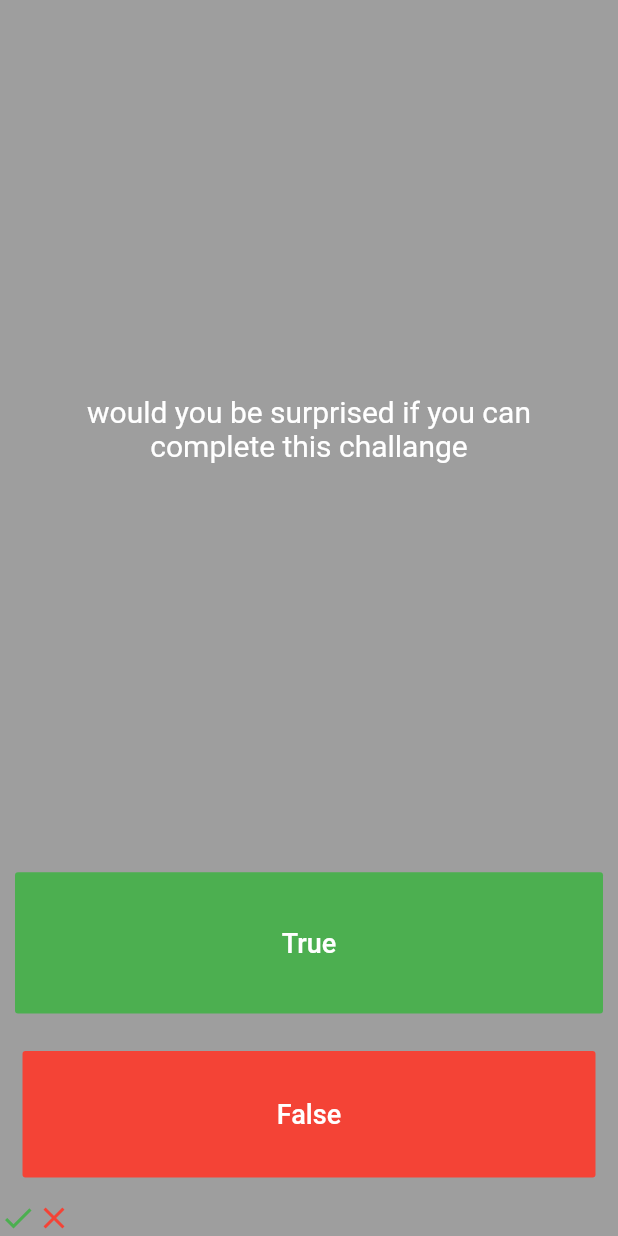
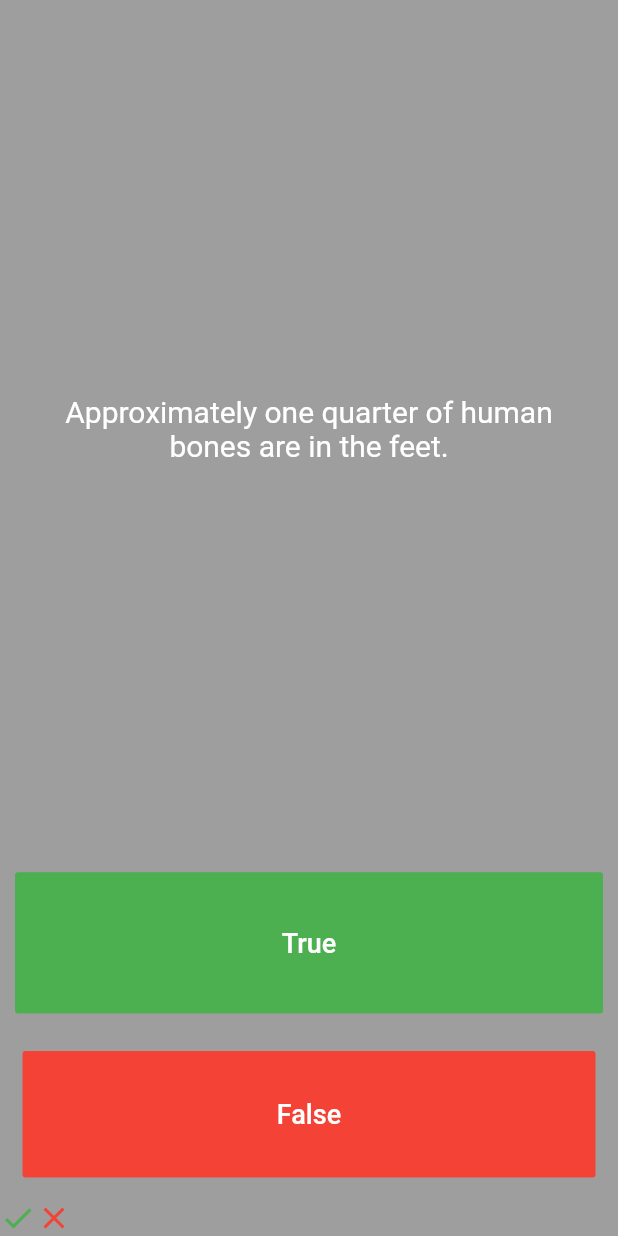
Before and after one commit to mattisha/QuizApp, a Flutter app: the screen it shows after launch, after a tap on "True", after a tap on "False", on a phone screen of 412 x 824 dp. Run offline on Flutter 3.47's test engine with Material 2 defaults, Android fonts, the phone set to English and light mode, and no system bars.

Commit message:
abstraction the  question file

```diff
--- a/lib/main.dart
+++ b/lib/main.dart
@@ -1,5 +1,7 @@
 import 'package:flutter/material.dart';
-//import 'questions.dart';
+import 'quiz_brain.dart';
+
+QuizBrain quizBrain = QuizBrain();
 
 void main() => runApp(MaterialApp(
       home: Quizzler(),
@@ -12,12 +14,7 @@ class Quizzler extends StatefulWidget {
 
 class _QuizzlerState extends State<Quizzler> {
   List<Icon> scoreKeeper = [];
-  List question = [
-    'you can walk cow down stairs not upstairs',
-    'the blood slug is green',
-    'would you be surprised if you can complete this challange'
-  ];
-  List<bool> answers = [true, false, true];
+
   int questionNumber = 0;
 
   @override
@@ -35,7 +32,7 @@ class _QuizzlerState extends State<Quizzler> {
                 padding: const EdgeInsets.all(15.0),
                 child: Center(
                   child: Text(
-                    question[questionNumber],
+                    quizBrain.questionBank[questionNumber].question,
                     style: TextStyle(fontSize: 20, color: Colors.white),
                     textAlign: TextAlign.center,
                   ),
@@ -52,7 +49,8 @@ class _QuizzlerState extends State<Quizzler> {
                     style: TextStyle(fontSize: 18, color: Colors.white),
                   ),
                   onPressed: () {
-                    bool correct = answers[questionNumber];
+                    bool correct =
+                        quizBrain.questionBank[questionNumber].answer;
                     if (correct == true) {
                       print('correct');
                     } else {
@@ -77,7 +75,8 @@ class _QuizzlerState extends State<Quizzler> {
                     style: TextStyle(fontSize: 18, color: Colors.white),
                   ),
                   onPressed: () {
-                    bool correct = answers[questionNumber];
+                    bool correct =
+                        quizBrain.questionBank[questionNumber].answer;
                     if (correct == false) {
                       print('correct');
                     } else {
--- /dev/null
+++ b/lib/question.dart
@@ -0,0 +1,6 @@
+class Question {
+  String question;
+  bool answer;
+
+  Question(this.question, this.answer);
+}
--- /dev/null
+++ b/lib/quiz_brain.dart
@@ -0,0 +1,31 @@
+import 'question.dart';
+
+class QuizBrain {
+  List<Question> questionBank = [
+    Question('Some cats are actually allergic to humans', true),
+    Question('You can lead a cow down stairs but not up stairs.', false),
+    Question('Approximately one quarter of human bones are in the feet.', true),
+    Question('A slug\'s blood is green.', true),
+    Question('Buzz Aldrin\'s mother\'s maiden name was \"Moon\".', true),
+    Question('It is illegal to pee in the Ocean in Portugal.', true),
+    Question(
+        'No piece of square dry paper can be folded in half more than 7 times.',
+        false),
+    Question(
+        'In London, UK, if you happen to die in the House of Parliament, you are technically entitled to a state funeral, because the building is considered too sacred a place.',
+        true),
+    Question(
+        'The loudest sound produced by any animal is 188 decibels. That animal is the African Elephant.',
+        false),
+    Question(
+        'The total surface area of two human lungs is approximately 70 square metres.',
+        true),
+    Question('Google was originally called \"Backrub\".', true),
+    Question(
+        'Chocolate affects a dog\'s heart and nervous system; a few ounces are enough to kill a small dog.',
+        true),
+    Question(
+        'In West Virginia, USA, if you accidentally hit an animal with your car, you are free to take it home to eat.',
+        true),
+  ];
+}
```
